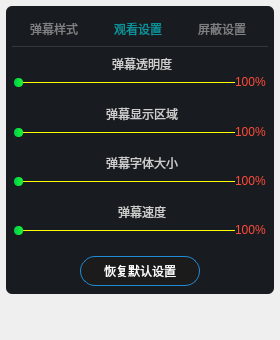
Qt form VideoPlayer/videomodels/DanmuSetting.ui (huizhang556/pc-video-player) before a commit.
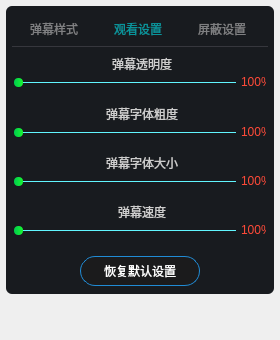
The same form after that commit. The open tabs and pages were chosen to show the change. Icons and pictures are not drawn.

Commit message: 怎加搜索框动态显示，弹幕的大小设置相关

```diff
--- a/VideoPlayer/videomodels/DanmuSetting.ui
+++ b/VideoPlayer/videomodels/DanmuSetting.ui
@@ -756,7 +756,7 @@
 QSlider::add-page:horizontal,QSlider::add-line:horizontal
 {
 border-radius:2px;
-background-color:yellow;
+background-color:#61f6ff;
 }
 
 /*已划过的区域，左边界线*/
@@ -773,11 +773,24 @@
                     </widget>
                    </item>
                    <item>
-                    <widget class="QLabel" name="label_2">
+                    <widget class="QLabel" name="label_trans">
+                     <property name="minimumSize">
+                      <size>
+                       <width>30</width>
+                       <height>0</height>
+                      </size>
+                     </property>
+                     <property name="maximumSize">
+                      <size>
+                       <width>30</width>
+                       <height>16777215</height>
+                      </size>
+                     </property>
                      <property name="styleSheet">
                       <string notr="true">QLabel
 {
 color: #ff4a38;
+margin-left:2px;
 }</string>
                      </property>
                      <property name="text">
@@ -841,7 +854,7 @@
 </string>
                 </property>
                 <property name="title">
-                 <string>弹幕显示区域</string>
+                 <string>弹幕字体粗度</string>
                 </property>
                 <layout class="QVBoxLayout" name="verticalLayout_11">
                  <property name="spacing">
@@ -921,7 +934,7 @@
 QSlider::add-page:horizontal,QSlider::add-line:horizontal
 {
 border-radius:2px;
-background-color:yellow;
+background-color:#61f6ff;
 }
 
 /*已划过的区域，左边界线*/
@@ -938,11 +951,24 @@
                     </widget>
                    </item>
                    <item>
-                    <widget class="QLabel" name="label_4">
+                    <widget class="QLabel" name="label_fontWeight">
+                     <property name="minimumSize">
+                      <size>
+                       <width>30</width>
+                       <height>0</height>
+                      </size>
+                     </property>
+                     <property name="maximumSize">
+                      <size>
+                       <width>30</width>
+                       <height>16777215</height>
+                      </size>
+                     </property>
                      <property name="styleSheet">
                       <string notr="true">QLabel
 {
 color: #ff4a38;
+margin-left:2px;
 }</string>
                      </property>
                      <property name="text">
@@ -1086,7 +1112,7 @@
 QSlider::add-page:horizontal,QSlider::add-line:horizontal
 {
 border-radius:2px;
-background-color:yellow;
+background-color:#61f6ff;
 }
 
 /*已划过的区域，左边界线*/
@@ -1103,11 +1129,24 @@
                     </widget>
                    </item>
                    <item>
-                    <widget class="QLabel" name="label_6">
+                    <widget class="QLabel" name="label_fontSize">
+                     <property name="minimumSize">
+                      <size>
+                       <width>30</width>
+                       <height>0</height>
+                      </size>
+                     </property>
+                     <property name="maximumSize">
+                      <size>
+                       <width>30</width>
+                       <height>16777215</height>
+                      </size>
+                     </property>
                      <property name="styleSheet">
                       <string notr="true">QLabel
 {
 color: #ff4a38;
+margin-left:2px;
 }</string>
                      </property>
                      <property name="text">
@@ -1251,7 +1290,7 @@
 QSlider::add-page:horizontal,QSlider::add-line:horizontal
 {
 border-radius:2px;
-background-color:yellow;
+background-color:#61f6ff;
 }
 
 /*已划过的区域，左边界线*/
@@ -1268,11 +1307,24 @@
                     </widget>
                    </item>
                    <item>
-                    <widget class="QLabel" name="label_8">
+                    <widget class="QLabel" name="label_speed">
+                     <property name="minimumSize">
+                      <size>
+                       <width>30</width>
+                       <height>0</height>
+                      </size>
+                     </property>
+                     <property name="maximumSize">
+                      <size>
+                       <width>30</width>
+                       <height>16777215</height>
+                      </size>
+                     </property>
                      <property name="styleSheet">
                       <string notr="true">QLabel
 {
 color: #ff4a38;
+margin-left:2px;
 }</string>
                      </property>
                      <property name="text">
```
Left out of the diff: 158 changed lines with no effect on the pictures. The commit also changes 23 other files.
